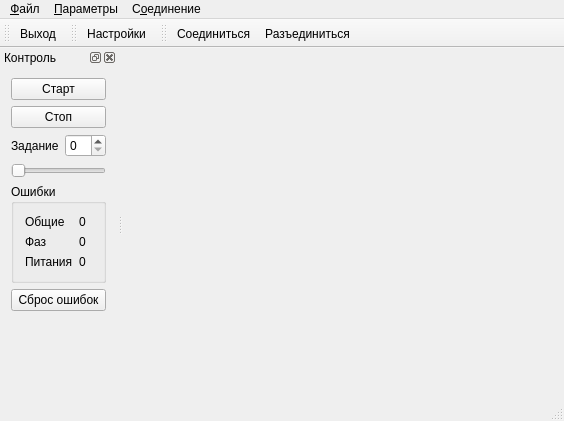
This is mainwindow.ui in catompiler/qdrive as Qt 5 draws it before an edit. The edited form follows.
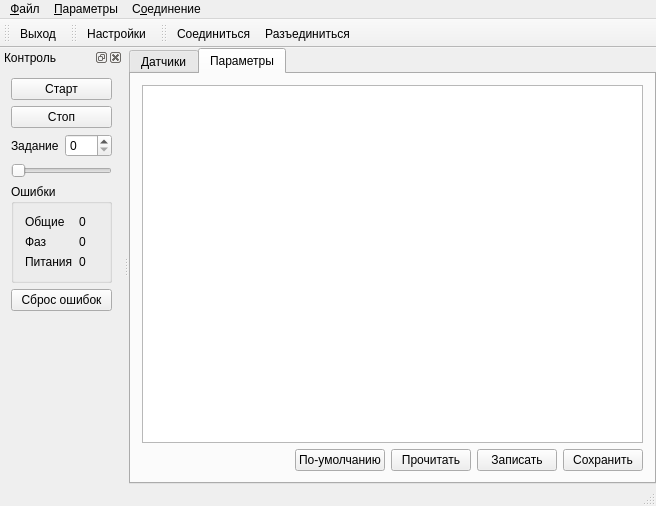
This is the edited form. The open tabs and pages were chosen to show the change. Icons and pictures are not drawn.

Commit message: parameters model for treeview, read & write & save params

Patch:
```diff
--- a/mainwindow.ui
+++ b/mainwindow.ui
@@ -6,8 +6,8 @@
    <rect>
     <x>0</x>
     <y>0</y>
-    <width>564</width>
-    <height>421</height>
+    <width>656</width>
+    <height>506</height>
    </rect>
   </property>
   <property name="windowTitle">
@@ -22,14 +22,100 @@
   <property name="unifiedTitleAndToolBarOnMac">
    <bool>false</bool>
   </property>
-  <widget class="QWidget" name="centralWidget"/>
+  <widget class="QWidget" name="centralWidget">
+   <layout class="QVBoxLayout" name="verticalLayout_2">
+    <property name="leftMargin">
+     <number>0</number>
+    </property>
+    <property name="topMargin">
+     <number>0</number>
+    </property>
+    <property name="rightMargin">
+     <number>0</number>
+    </property>
+    <property name="bottomMargin">
+     <number>0</number>
+    </property>
+    <item>
+     <widget class="QTabWidget" name="tabWidget">
+      <property name="currentIndex">
+       <number>0</number>
+      </property>
+      <widget class="QWidget" name="tabSensors">
+       <attribute name="title">
+        <string>Датчики</string>
+       </attribute>
+      </widget>
+      <widget class="QWidget" name="tabParams">
+       <attribute name="title">
+        <string>Параметры</string>
+       </attribute>
+       <layout class="QVBoxLayout" name="verticalLayout_3">
+        <item>
+         <widget class="QTreeView" name="tvParams">
+          <property name="editTriggers">
+           <set>QAbstractItemView::AnyKeyPressed|QAbstractItemView::DoubleClicked|QAbstractItemView::EditKeyPressed</set>
+          </property>
+         </widget>
+        </item>
+        <item>
+         <layout class="QHBoxLayout" name="horizontalLayout_2">
+          <item>
+           <spacer name="horizontalSpacer">
+            <property name="orientation">
+             <enum>Qt::Horizontal</enum>
+            </property>
+            <property name="sizeHint" stdset="0">
+             <size>
+              <width>40</width>
+              <height>20</height>
+             </size>
+            </property>
+           </spacer>
+          </item>
+          <item>
+           <widget class="QPushButton" name="pbDefaultParams">
+            <property name="text">
+             <string>По-умолчанию</string>
+            </property>
+           </widget>
+          </item>
+          <item>
+           <widget class="QPushButton" name="pbReadParams">
+            <property name="text">
+             <string>Прочитать</string>
+            </property>
+           </widget>
+          </item>
+          <item>
+           <widget class="QPushButton" name="pbWriteParams">
+            <property name="text">
+             <string>Записать</string>
+            </property>
+           </widget>
+          </item>
+          <item>
+           <widget class="QPushButton" name="pbSaveParams">
+            <property name="text">
+             <string>Сохранить</string>
+            </property>
+           </widget>
+          </item>
+         </layout>
+        </item>
+       </layout>
+      </widget>
+     </widget>
+    </item>
+   </layout>
+  </widget>
   <widget class="QMenuBar" name="menuBar">
    <property name="geometry">
     <rect>
      <x>0</x>
      <y>0</y>
-     <width>564</width>
-     <height>21</height>
+     <width>656</width>
+     <height>20</height>
     </rect>
    </property>
    <widget class="QMenu" name="mnuFile">
@@ -129,7 +215,11 @@
         </widget>
        </item>
        <item>
-        <widget class="QSpinBox" name="sbReference"/>
+        <widget class="QSpinBox" name="sbReference">
+         <property name="maximum">
+          <number>100</number>
+         </property>
+        </widget>
        </item>
       </layout>
      </item>
```
The commit also changes 15 other files.
